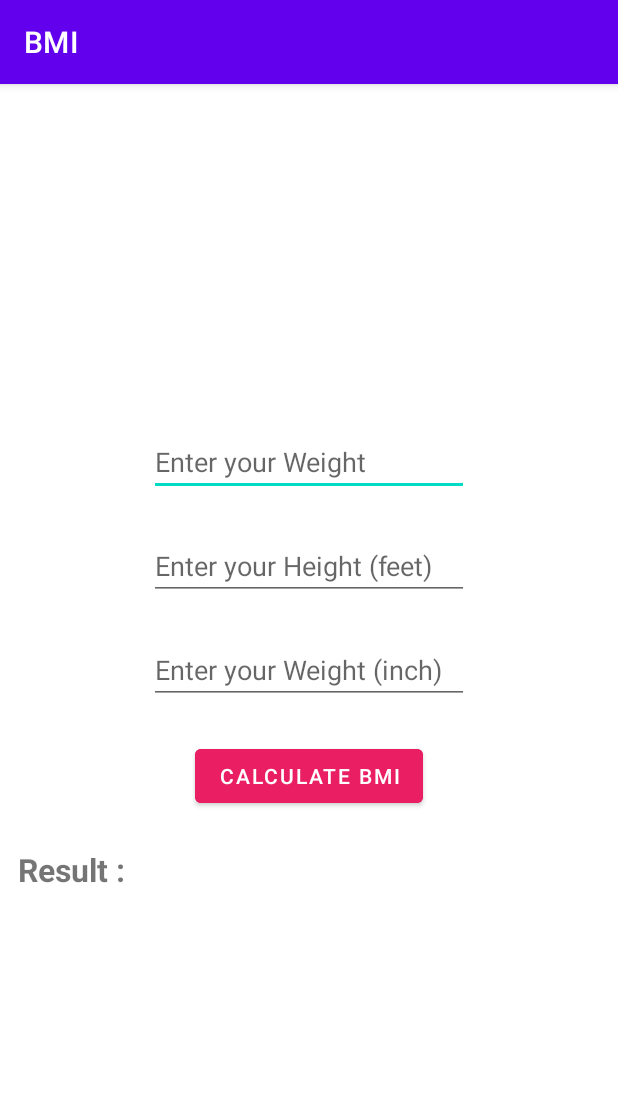
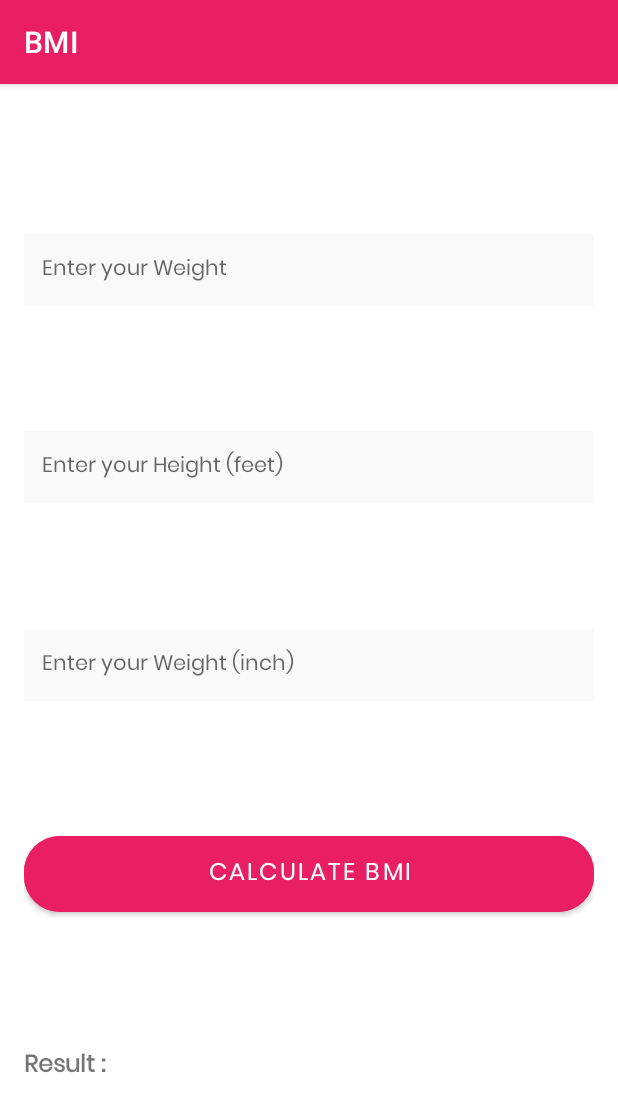
Before and after one commit to priyamprakash/BMI-WsCube-, an Android app: the screen it shows after launch (MainActivity), on a phone screen of 412 x 824 dp. Shown: the top 1112 px of the screen. Run offline under Robolectric (Android 15) with nearby library versions, the phone set to English and light mode, and no system bars.

Commit message:
dimensions setup

```diff
--- a/app/src/main/res/layout/activity_main.xml
+++ b/app/src/main/res/layout/activity_main.xml
@@ -1,56 +1,103 @@
 <?xml version="1.0" encoding="utf-8"?>
-<LinearLayout xmlns:android="http://schemas.android.com/apk/res/android"
+<androidx.constraintlayout.widget.ConstraintLayout xmlns:android="http://schemas.android.com/apk/res/android"
     xmlns:app="http://schemas.android.com/apk/res-auto"
     xmlns:tools="http://schemas.android.com/tools"
     android:layout_width="match_parent"
     android:layout_height="match_parent"
     android:gravity="center"
+    android:background="@color/white"
     android:orientation="vertical"
+    android:padding="16dp"
     tools:context=".MainActivity">
 
     <EditText
         android:id="@+id/editWeight"
-        android:layout_width="wrap_content"
+        android:layout_width="0dp"
         android:layout_height="wrap_content"
-        android:layout_margin="12dp"
         android:ems="10"
-        android:hint="Enter your Weight"
-        android:inputType="number" />
+        android:hint="@string/enter_your_weight"
+        android:inputType="number"
+        android:fontFamily="@font/poppins"
+        android:background="#80F4F4F4"
+        android:padding="12dp"
+        android:textSize="@dimen/normal_text"
+        android:textColor="@color/dark_pink"
+        app:layout_constraintBottom_toTopOf="@+id/editHeightFeet"
+        app:layout_constraintEnd_toEndOf="parent"
+        app:layout_constraintHorizontal_bias="0.5"
+        app:layout_constraintStart_toStartOf="parent"
+        app:layout_constraintTop_toTopOf="parent"
+        app:layout_constraintVertical_bias="0.5" />
 
     <EditText
         android:id="@+id/editHeightFeet"
-        android:layout_width="wrap_content"
+        android:layout_width="0dp"
         android:layout_height="wrap_content"
-        android:layout_margin="12dp"
         android:ems="10"
-        android:hint="Enter your Height (feet)"
-        android:inputType="number" />
+        android:hint="@string/enter_your_height_feet"
+        android:inputType="number"
+        android:fontFamily="@font/poppins"
+        android:textSize="@dimen/normal_text"
+        android:background="#80F4F4F4"
+        android:padding="12dp"
+        android:textColor="@color/dark_pink"
+        app:layout_constraintBottom_toTopOf="@+id/editHeightInch"
+        app:layout_constraintEnd_toEndOf="parent"
+        app:layout_constraintHorizontal_bias="0.5"
+        app:layout_constraintStart_toStartOf="parent"
+        app:layout_constraintTop_toBottomOf="@+id/editWeight"
+        app:layout_constraintVertical_bias="0.5" />
 
     <EditText
         android:id="@+id/editHeightInch"
-        android:layout_width="wrap_content"
+        android:layout_width="0dp"
         android:layout_height="wrap_content"
-        android:layout_margin="12dp"
         android:ems="10"
-        android:hint="Enter your Weight (inch)"
-        android:inputType="number" />
+        android:hint="@string/enter_your_weight_inch"
+        android:inputType="number"
+        android:fontFamily="@font/poppins"
+        android:background="#80F4F4F4"
+        android:padding="12dp"
+        android:textSize="@dimen/normal_text"
+        android:textColor="@color/dark_pink"        app:layout_constraintBottom_toTopOf="@+id/button_calculate"
+        app:layout_constraintEnd_toEndOf="parent"
+        app:layout_constraintHorizontal_bias="0.5"
+        app:layout_constraintStart_toStartOf="parent"
+        app:layout_constraintTop_toBottomOf="@+id/editHeightFeet"
+        app:layout_constraintVertical_bias="0.5" />
 
-    <Button
+    <com.google.android.material.button.MaterialButton
         android:id="@+id/button_calculate"
-        android:layout_width="wrap_content"
+        android:layout_width="0dp"
         android:layout_height="wrap_content"
-        android:layout_margin="12dp"
-        android:backgroundTint="#E91E63"
-        android:text="Calculate BMI" />
+        android:backgroundTint="@color/dark_pink"
+        android:padding="12dp"
+        android:textSize="@dimen/large_text"
+        android:text="@string/calculate_bmi"
+        app:cornerRadius="24dp"
+        android:fontFamily="@font/poppins"
+        android:elevation="8dp"
+        app:layout_constraintBottom_toTopOf="@+id/textResult"
+        app:layout_constraintEnd_toEndOf="parent"
+        app:layout_constraintHorizontal_bias="0.5"
+        app:layout_constraintStart_toStartOf="parent"
+        app:layout_constraintTop_toBottomOf="@+id/editHeightInch"
+        app:layout_constraintVertical_bias="0.5" />
 
     <TextView
         android:id="@+id/textResult"
         android:layout_width="match_parent"
         android:layout_height="wrap_content"
+        android:text="Result : "
         android:textAlignment="textStart"
-        android:layout_margin="12dp"
-        android:text="Result : "
-        android:textSize="21sp"
-        android:textStyle="bold" />
+        android:textSize="@dimen/large_text"
+        android:textStyle="bold"
+        android:fontFamily="@font/poppins"
+        app:layout_constraintBottom_toBottomOf="parent"
+        app:layout_constraintEnd_toEndOf="parent"
+        app:layout_constraintHorizontal_bias="0.5"
+        app:layout_constraintStart_toStartOf="parent"
+        app:layout_constraintTop_toBottomOf="@+id/button_calculate"
+        app:layout_constraintVertical_bias="0.5" />
 
-</LinearLayout>
+</androidx.constraintlayout.widget.ConstraintLayout>
--- a/app/src/main/res/values/colors.xml
+++ b/app/src/main/res/values/colors.xml
@@ -7,4 +7,5 @@
     <color name="teal_700">#FF018786</color>
     <color name="black">#FF000000</color>
     <color name="white">#FFFFFFFF</color>
+    <color name="dark_pink">#E91E63</color>
 </resources>
--- /dev/null
+++ b/app/src/main/res/values/dimens.xml
@@ -0,0 +1,5 @@
+<?xml version="1.0" encoding="utf-8"?>
+<resources>
+    <dimen name="large_text">16sp</dimen>
+    <dimen name="normal_text">14sp</dimen>
+</resources>
--- a/app/src/main/res/values/strings.xml
+++ b/app/src/main/res/values/strings.xml
@@ -1,3 +1,7 @@
 <resources>
     <string name="app_name">BMI</string>
+    <string name="enter_your_weight">Enter your Weight</string>
+    <string name="enter_your_height_feet">Enter your Height (feet)</string>
+    <string name="enter_your_weight_inch">Enter your Weight (inch)</string>
+    <string name="calculate_bmi">Calculate BMI</string>
 </resources>
--- a/app/src/main/res/values/themes.xml
+++ b/app/src/main/res/values/themes.xml
@@ -2,13 +2,13 @@
     <!-- Base application theme. -->
     <style name="Theme.BMI" parent="Theme.MaterialComponents.DayNight.DarkActionBar">
         <!-- Primary brand color. -->
-        <item name="colorPrimary">@color/purple_500</item>
-        <item name="colorPrimaryVariant">@color/purple_700</item>
+        <item name="colorPrimary">@color/dark_pink</item>
+        <item name="colorPrimaryVariant">@color/dark_pink</item>
         <item name="colorOnPrimary">@color/white</item>
         <!-- Secondary brand color. -->
-        <item name="colorSecondary">@color/teal_200</item>
-        <item name="colorSecondaryVariant">@color/teal_700</item>
-        <item name="colorOnSecondary">@color/black</item>
+        <item name="colorSecondary">@color/dark_pink</item>
+        <item name="colorSecondaryVariant">@color/dark_pink</item>
+        <item name="colorOnSecondary">@color/white</item>
         <!-- Status bar color. -->
         <item name="android:statusBarColor">?attr/colorPrimaryVariant</item>
         <!-- Customize your theme here. -->
```
Also changed, not shown: app/src/main/res/font/poppins.ttf (added).
